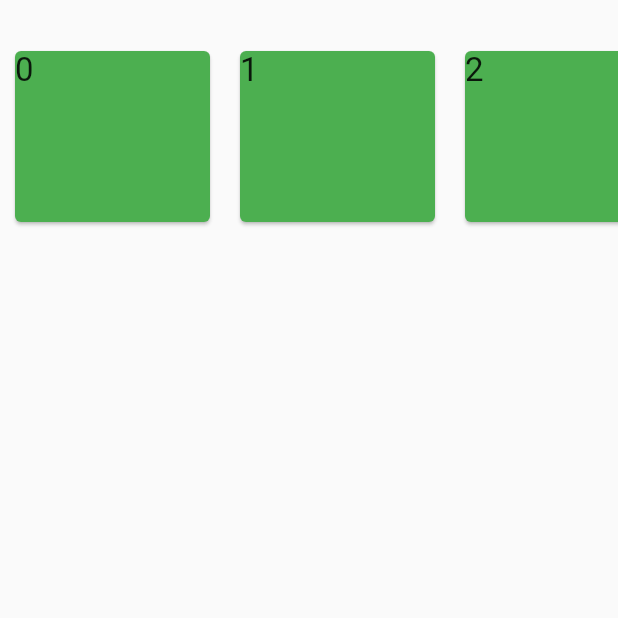
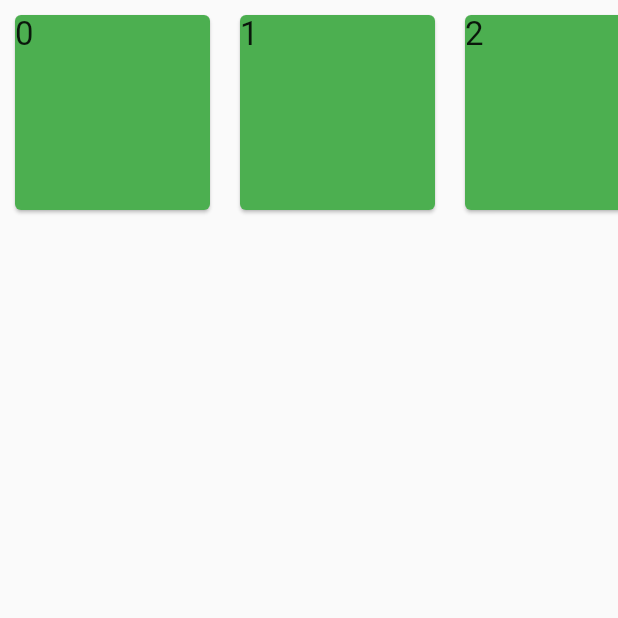
Before and after one commit to Olga-Zharkova/flutter, a Flutter app: the screen it shows after launch, on a phone screen of 412 x 824 dp, the top half of it. Run offline on Flutter 3.47's test engine with Material 2 defaults, Android fonts, the phone set to English and light mode, and no system bars; our stand-ins replace cached_network_image.

Commit message:
HorizontalList

```diff
--- a/06_Layout/horizontal_list/lib/components/widgets/containers/etc/simple_card.dart
+++ b/06_Layout/horizontal_list/lib/components/widgets/containers/etc/simple_card.dart
@@ -6,9 +6,7 @@ class SimpleCard extends StatelessWidget {
 
   @override
   Widget build(BuildContext context) {
-    return Padding(
-        padding: const EdgeInsets.symmetric(vertical: 8.0),
-        child: SizedBox(
+    return SizedBox(
       width: MediaQuery.of(context).size.width > 500 ? 40 : 150,
       child: Card(
         color: Colors.green,
@@ -19,6 +17,6 @@ class SimpleCard extends StatelessWidget {
           style: const TextStyle(fontSize: 22),
         ),
       ),
-        ));
+    );
   }
 }
--- a/06_Layout/horizontal_list/lib/main.dart
+++ b/06_Layout/horizontal_list/lib/main.dart
@@ -2,5 +2,5 @@ import 'package:flutter/material.dart';
 import 'package:untitled4/pages/horizontal_list.dart';
 
 void main() {
-  runApp(MaterialApp(home: HorizontalList()));
+  runApp(const MaterialApp(home: HorizontalList()));
 }
--- a/06_Layout/horizontal_list/lib/pages/horizontal_list.dart
+++ b/06_Layout/horizontal_list/lib/pages/horizontal_list.dart
@@ -23,8 +23,7 @@ class _HorizontalListState extends State<HorizontalList> {
   @override
   Widget build(BuildContext context) {
     return Scaffold(
-      body: Padding(
-        padding: const EdgeInsets.symmetric(vertical: 16),
+      body: SafeArea(
         child: LayoutBuilder(
           builder: (BuildContext context, BoxConstraints constraints) {
             double width = constraints.constrainWidth();
```
Lines whose indentation alone changed are shown as unchanged.
